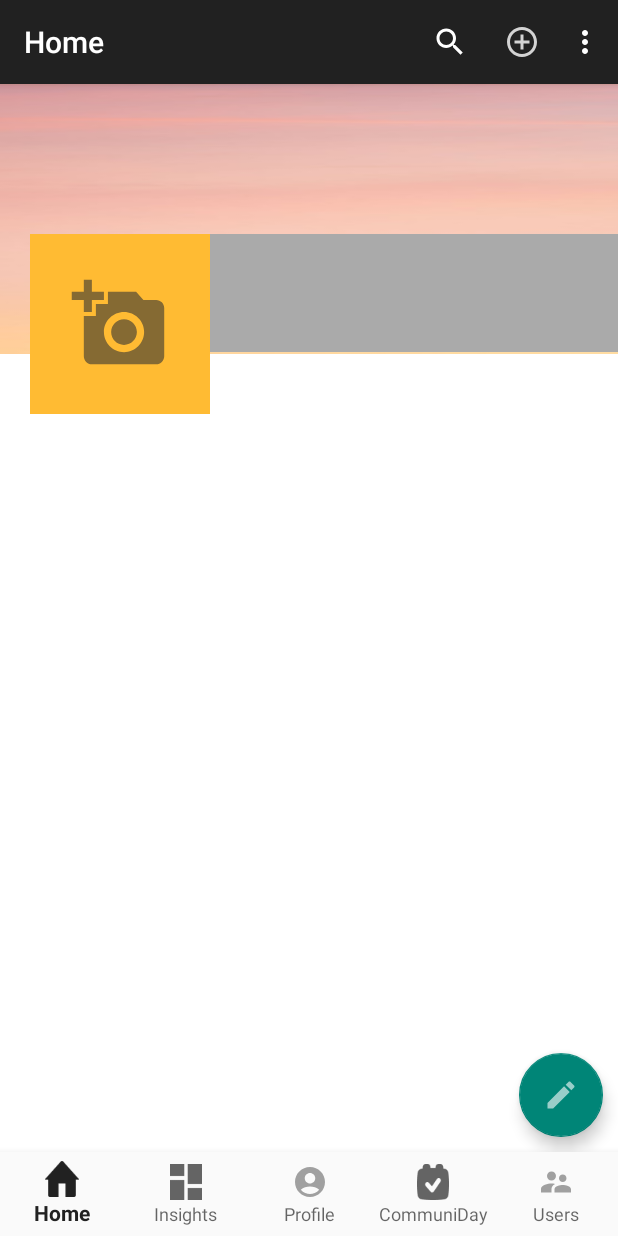
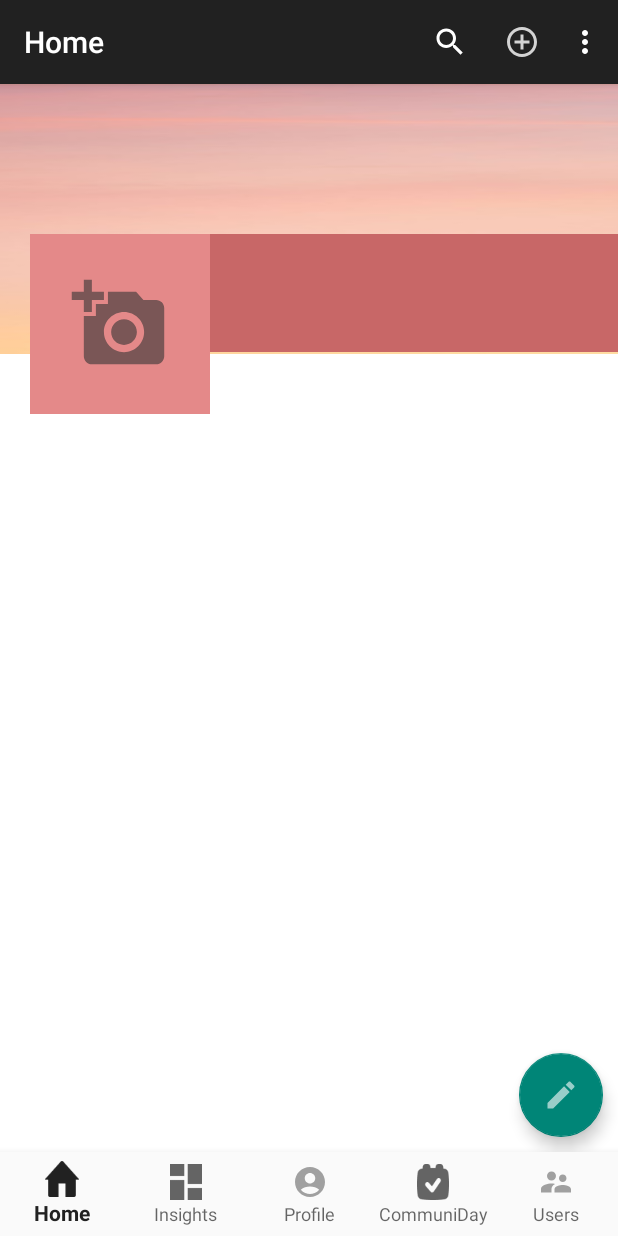
Before and after one commit to jeysideguzman/ChandaraProjectCommuniTask, an Android app: the fragment ProfileFragment placed in its activity, on a phone screen of 412 x 824 dp. Run offline under Robolectric (Android 15) with nearby library versions, the light colour scheme and no system bars; our stand-ins replace Firebase (no records; nobody signed in at launch, a user with empty details on screens opened directly), Picasso.

Commit message:
enhance profileview

```diff
--- a/app/src/main/java/com/jeysi/chandaraproject/ProfileFragment.java
+++ b/app/src/main/java/com/jeysi/chandaraproject/ProfileFragment.java
@@ -19,6 +19,7 @@ import androidx.annotation.Nullable;
 import androidx.core.app.ActivityCompat;
 import androidx.core.content.ContextCompat;
 import androidx.fragment.app.Fragment;
+import androidx.recyclerview.widget.RecyclerView;
 
 import android.provider.MediaStore;
 import android.text.TextUtils;
@@ -49,10 +50,13 @@ import com.google.firebase.database.ValueEventListener;
 import com.google.firebase.storage.FirebaseStorage;
 import com.google.firebase.storage.StorageReference;
 import com.google.firebase.storage.UploadTask;
+import com.jeysi.chandaraproject.adapter.AdapterPost;
+import com.jeysi.chandaraproject.models.ModelPost;
 import com.squareup.picasso.Picasso;
 
 import java.security.Key;
 import java.util.HashMap;
+import java.util.List;
 
 
 public class ProfileFragment extends Fragment {
@@ -69,6 +73,7 @@ public class ProfileFragment extends Fragment {
     ImageView avatarTv, coverTv;
     TextView nameTv, emailTv, phonenoTv;
     FloatingActionButton fab;
+    RecyclerView postRecyclerView;
     //progress dialog
     ProgressDialog pd;
     //permission constants
@@ -79,6 +84,11 @@ public class ProfileFragment extends Fragment {
     //ARRAYS PERMISSION
     String cameraPermissions[];
     String storagePermissions[];
+
+    List<ModelPost> postList;
+    AdapterPost adapterPost;
+    String uid;
+
     //uri of picked image
     Uri image_uri;
     //for checking profile or cove rpic
@@ -111,6 +121,7 @@ public class ProfileFragment extends Fragment {
         emailTv = view.findViewById(R.id.emailTv);
         phonenoTv = view.findViewById(R.id.phonenoTv);
         fab = view.findViewById(R.id.fab);
+        postRecyclerView = view.findViewById(R.id.recyclerview_posts);
 
         //init progress dialog
         pd = new ProgressDialog(getActivity());
@@ -493,11 +504,10 @@ public class ProfileFragment extends Fragment {
         //get user
         FirebaseUser user = firebaseAuth.getCurrentUser();
         if (user != null){
-
             //user stay signed in
-
             //set email of logged in user
             //mProfileTv.setText(user.getEmail());
+            uid = user.getUid();
         } else {
             startActivity(new Intent(getActivity(), MainActivity.class));
             getActivity().finish();
--- a/app/src/main/res/layout/fragment_profile.xml
+++ b/app/src/main/res/layout/fragment_profile.xml
@@ -27,6 +27,7 @@
             </ImageView>
 
             <LinearLayout
+                android:id="@+id/linearLayout"
                 android:layout_width="match_parent"
                 android:layout_height="120dp"
                 android:layout_marginTop="100dp"
@@ -37,13 +38,13 @@
                     android:padding="5dp"
                     android:src="@drawable/ic_addimage"
                     android:layout_marginLeft="20dp"
-                    android:background="@android:color/holo_orange_light"
+                    android:background="#E48989"
                     android:layout_width="120dp"
                     android:layout_height="120dp"/>
                 <LinearLayout
                     android:layout_width="match_parent"
                     android:layout_height="wrap_content"
-                    android:background="@android:color/darker_gray"
+                    android:background="#C86767"
                     android:orientation="vertical">
 
                     <TextView
@@ -75,6 +76,12 @@
 
             </LinearLayout>
 
+            <androidx.recyclerview.widget.RecyclerView
+                android:id="@+id/recyclerview_posts"
+                android:layout_below="@id/linearLayout"
+                android:layout_width="match_parent"
+                android:layout_height="match_parent"/>
+
         </RelativeLayout>
 
 
--- a/app/src/main/res/layout/row_posts.xml
+++ b/app/src/main/res/layout/row_posts.xml
@@ -16,6 +16,7 @@
         android:orientation="vertical">
 
         <LinearLayout
+            android:id="@+id/profileLayout"
             android:layout_width="match_parent"
             android:layout_height="wrap_content"
             android:orientation="horizontal"
```
Also changed, not shown: app/src/main/java/com/jeysi/chandaraproject/TheirProfileActivity.java (+62 -0 lines), app/src/main/java/com/jeysi/chandaraproject/adapter/AdapterPost.java (+14 -0 lines), app/src/main/java/com/jeysi/chandaraproject/adapter/AdapterUser.java (+20 -0 lines), app/src/main/res/layout/activity_their_profile.xml (+76 -3 lines).
